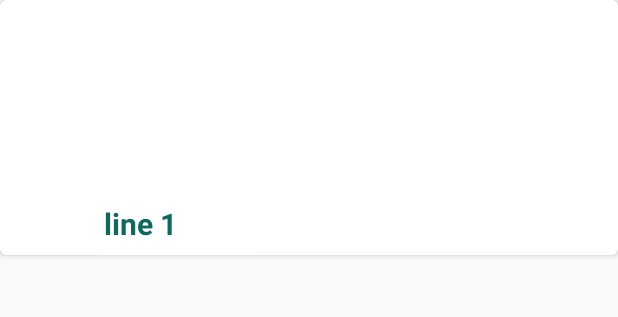
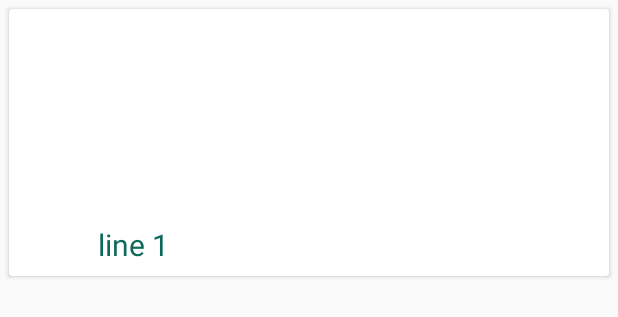
Before and after one commit to BrainyEducation/Brainy-Make-A-Story-Android, an Android app: the layout card_item.xml on its own in the app's theme, with its tools: preview values and no code run, on a phone screen of 412 x 824 dp. Shown: the top 317 px of the screen. Run offline under Robolectric (Android 15) with nearby library versions, the phone set to English and light mode, and no system bars.

Commit message:
background colors

```diff
--- a/prototype/app/build.gradle
+++ b/prototype/app/build.gradle
@@ -36,6 +36,8 @@ dependencies {
 
     //cardview
     implementation 'com.android.support:cardview-v7:28.0.0'
+    implementation 'com.google.android.material:material:1.0.0'
+    implementation 'com.android.support:design:28.0.0'
 
     //glide
     implementation 'com.github.bumptech.glide:glide:4.10.0'
--- a/prototype/app/src/main/res/drawable/ic_ac_unit_black_24dp.xml
+++ /dev/null
@@ -1,5 +0,0 @@
-<vector android:height="24dp" android:tint="#42B3FF"
-    android:viewportHeight="24.0" android:viewportWidth="24.0"
-    android:width="24dp" xmlns:android="http://schemas.android.com/apk/res/android">
-    <path android:fillColor="#FF000000" android:pathData="M22,11h-4.17l3.24,-3.24 -1.41,-1.42L15,11h-2V9l4.66,-4.66 -1.42,-1.41L13,6.17V2h-2v4.17L7.76,2.93 6.34,4.34 11,9v2H9L4.34,6.34 2.93,7.76 6.17,11H2v2h4.17l-3.24,3.24 1.41,1.42L9,13h2v2l-4.66,4.66 1.42,1.41L11,17.83V22h2v-4.17l3.24,3.24 1.42,-1.41L13,15v-2h2l4.66,4.66 1.41,-1.42L17.83,13H22z"/>
-</vector>
--- a/prototype/app/src/main/res/layout/card_item.xml
+++ b/prototype/app/src/main/res/layout/card_item.xml
@@ -1,36 +1,42 @@
 <?xml version="1.0" encoding="utf-8"?>
 <androidx.cardview.widget.CardView xmlns:android="http://schemas.android.com/apk/res/android"
     android:layout_width="match_parent"
-    android:layout_height="170dp"
+    android:layout_height="wrap_content"
     xmlns:app="http://schemas.android.com/apk/res-auto"
-    app:cardCornerRadius="4dp">
+    xmlns:card_view="http://schemas.android.com/tools"
+    android:layout_margin="6dp"
+    card_view:cardCornerRadius="10dp"
+    app:strokeColor="@color/colorContrastBlue"
+    app:strokeWidth="2dp">
 
     <RelativeLayout
         android:layout_width="match_parent"
         android:layout_height="match_parent"
-        android:layout_margin="4dp">
+        android:id="@+id/parentLayout"
+        android:layout_margin="4dp"
+        >
 
         <ImageView
             android:id="@+id/categoryImage"
             android:layout_width="match_parent"
-            android:layout_height="180dp"
-            android:padding="2dp"
+            android:layout_height="160dp"
+            android:layout_marginTop="10dp"
+            android:paddingBottom="35dp"
             />
 
         <TextView
-            android:id="@+id/categoryName"
+            android:id="@+id/categoryText"
             android:layout_width="wrap_content"
             android:layout_height="wrap_content"
             android:layout_alignBottom="@id/categoryImage"
             android:layout_alignRight="@id/categoryImage"
             android:layout_alignLeft="@id/categoryImage"
             android:layout_centerVertical="true"
-            android:layout_marginLeft="65dp"
-            android:layout_marginStart="65dp"
+            android:layout_marginLeft="55dp"
+            android:layout_marginStart="55dp"
             android:layout_marginBottom="3dp"
             android:text="line 1"
             android:textSize="20sp"
-            android:textStyle="bold"
             android:textColor="@color/colorPrimaryDark" />
 
     </RelativeLayout>
```
Also changed, not shown: prototype/app/src/main/java/com/example/make_a_story_prototype/main/View/CategoriesActivity.java (+8 -7 lines), prototype/app/src/main/java/com/example/make_a_story_prototype/main/View/RecyclerViewAdapter.java (+14 -27 lines), prototype/app/src/main/res/drawable/ic_apple.xml (added, +36 -0 lines), prototype/app/src/main/res/layout/layout_listitem.xml (deleted, +0 -36 lines).
